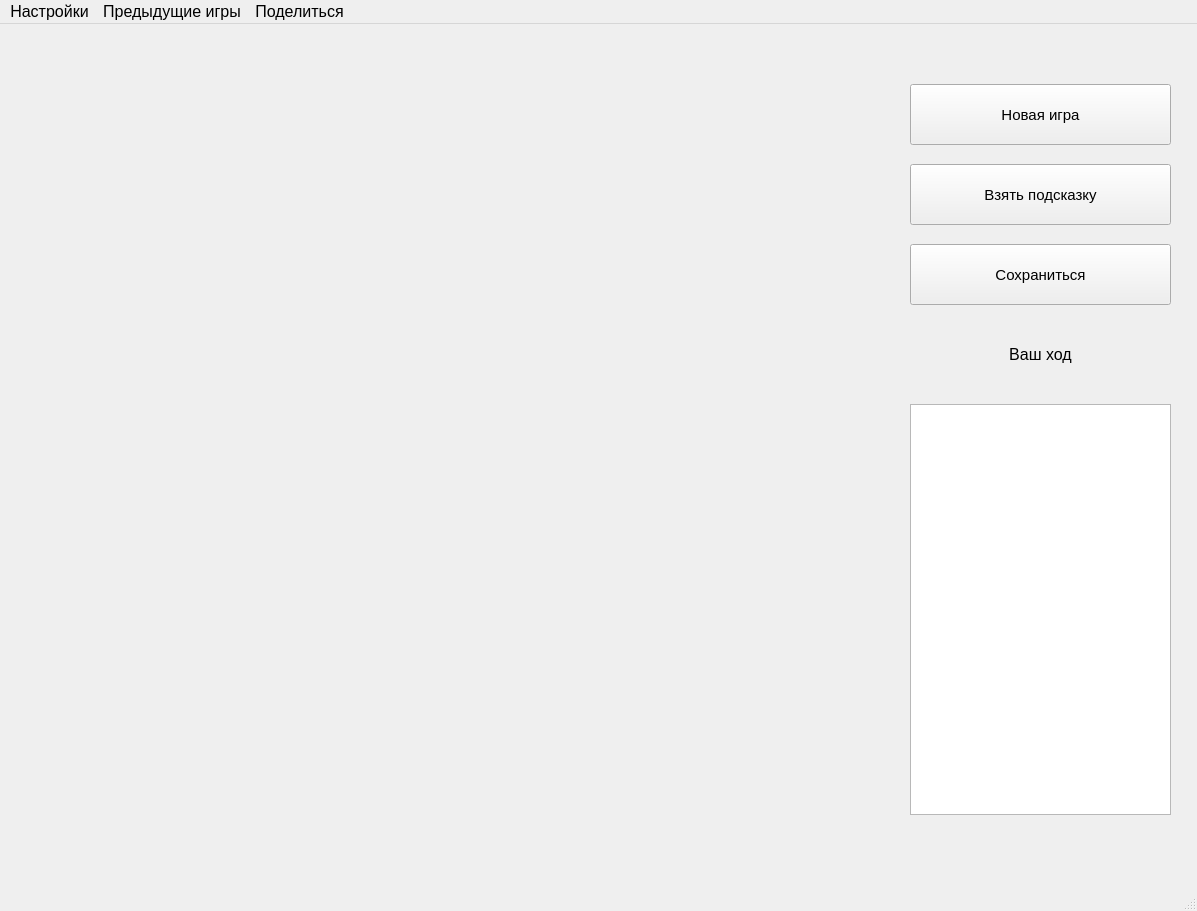
The window that design.ui (MatveyZhikharev/Chess_PyQt) describes before a commit, drawn with Qt 5.
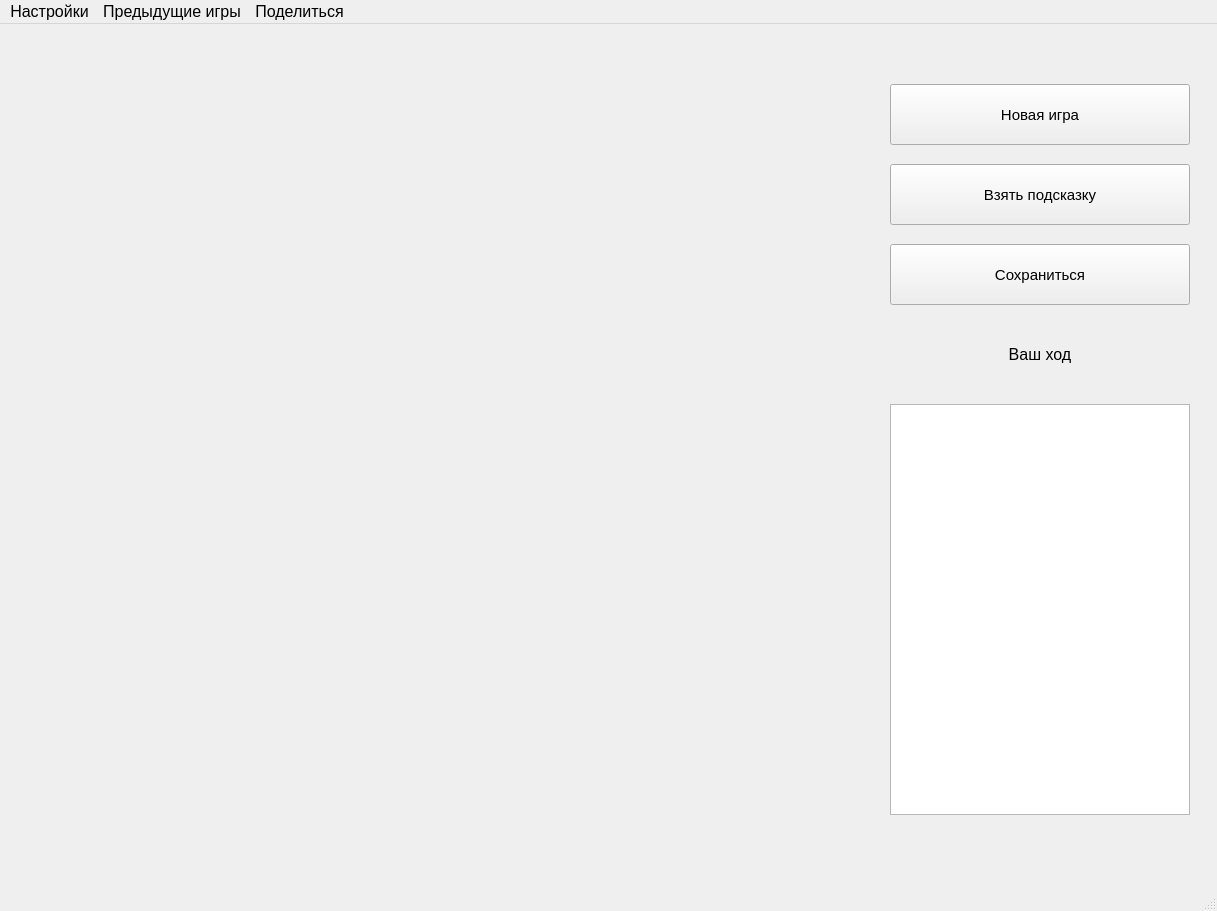
The same window after the commit.

The edit to the form file:
```diff
--- a/design.ui
+++ b/design.ui
@@ -6,7 +6,7 @@
    <rect>
     <x>0</x>
     <y>0</y>
-    <width>1197</width>
+    <width>1217</width>
     <height>911</height>
    </rect>
   </property>
@@ -22,9 +22,9 @@
    <widget class="QPushButton" name="new_game">
     <property name="geometry">
      <rect>
-      <x>910</x>
+      <x>890</x>
       <y>60</y>
-      <width>261</width>
+      <width>300</width>
       <height>61</height>
      </rect>
     </property>
@@ -40,9 +40,9 @@
    <widget class="QPushButton" name="save">
     <property name="geometry">
      <rect>
-      <x>910</x>
+      <x>890</x>
       <y>220</y>
-      <width>261</width>
+      <width>300</width>
       <height>61</height>
      </rect>
     </property>
@@ -58,9 +58,9 @@
    <widget class="QPushButton" name="take_hint">
     <property name="geometry">
      <rect>
-      <x>910</x>
+      <x>890</x>
       <y>140</y>
-      <width>261</width>
+      <width>300</width>
       <height>61</height>
      </rect>
     </property>
@@ -89,9 +89,9 @@
    <widget class="QLabel" name="condition">
     <property name="geometry">
      <rect>
-      <x>910</x>
+      <x>890</x>
       <y>300</y>
-      <width>261</width>
+      <width>300</width>
       <height>61</height>
      </rect>
     </property>
@@ -108,9 +108,9 @@
    <widget class="QTableWidget" name="steps">
     <property name="geometry">
      <rect>
-      <x>910</x>
+      <x>890</x>
       <y>380</y>
-      <width>261</width>
+      <width>300</width>
       <height>411</height>
      </rect>
     </property>
@@ -121,7 +121,7 @@
     <rect>
      <x>0</x>
      <y>0</y>
-     <width>1197</width>
+     <width>1217</width>
      <height>26</height>
     </rect>
    </property>
```
Left out of the diff: 2 changed lines with no effect on the pictures.
